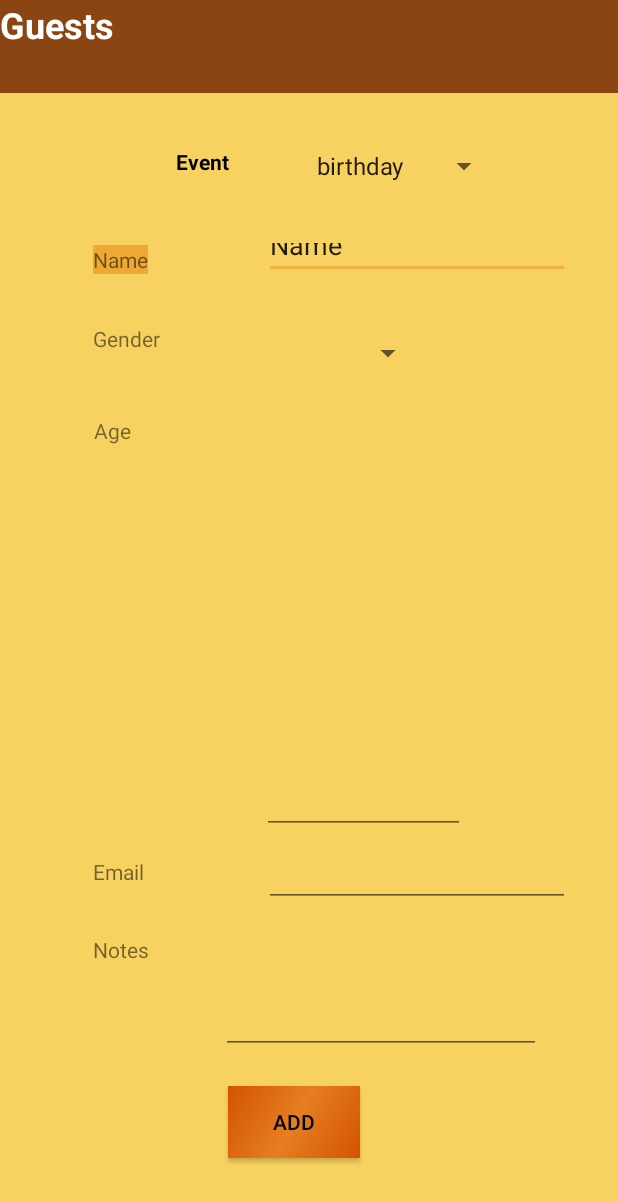
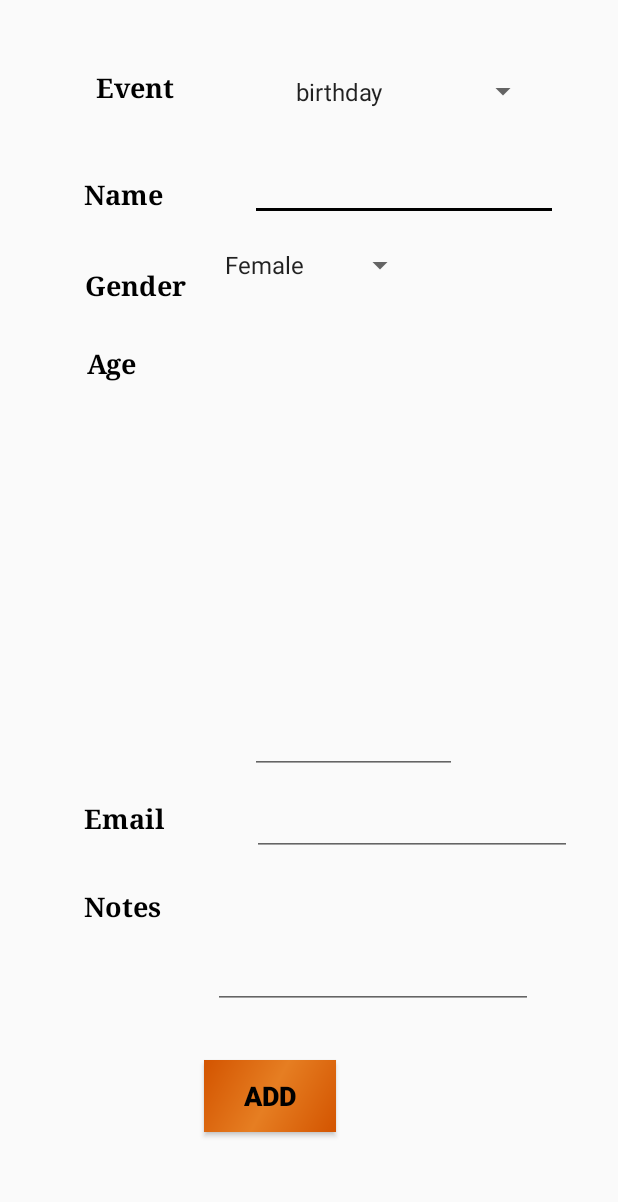
Before and after one commit to NaduniRanasinghe/Event-Planner, an Android app: the layout add_guest.xml on its own in the app's theme, with its tools: preview values and no code run, on a phone screen of 412 x 824 dp. Shown: the top 1202 px of the screen. Run offline under Robolectric (Android 15) with nearby library versions, the phone set to English and light mode, and no system bars.

Commit message:
Modified Guests files

```diff
--- a/app/src/main/res/layout/add_guest.xml
+++ b/app/src/main/res/layout/add_guest.xml
@@ -1,8 +1,9 @@
 <?xml version="1.0" encoding="utf-8"?>
 <RelativeLayout xmlns:android="http://schemas.android.com/apk/res/android"
+    xmlns:app="http://schemas.android.com/apk/res-auto"
     android:layout_width="match_parent"
     android:layout_height="match_parent"
-    android:background="@color/colorBackground">
+    android:backgroundTint="@color/colorBackground">
 
 
     <TextView
@@ -12,12 +13,15 @@
         android:layout_alignParentStart="true"
         android:layout_alignParentLeft="true"
         android:layout_alignParentTop="true"
-        android:layout_marginStart="62dp"
-        android:layout_marginLeft="62dp"
-        android:layout_marginTop="163dp"
+        android:layout_marginStart="56dp"
+        android:layout_marginLeft="56dp"
+        android:layout_marginTop="117dp"
         android:layout_weight="1"
-        android:background="@color/colorPrimaryDark"
-        android:text="Name" />
+        android:text="Name"
+        android:textColor="@color/colorBlack"
+        android:textSize="18sp"
+        android:textStyle="bold"
+        app:fontFamily="serif" />
 
     <TextView
         android:id="@+id/genderTextView"
@@ -26,10 +30,14 @@
         android:layout_alignEnd="@+id/nameTextView"
         android:layout_alignRight="@+id/nameTextView"
         android:layout_alignParentTop="true"
-        android:layout_marginTop="216dp"
-        android:layout_marginEnd="-8dp"
-        android:layout_marginRight="-8dp"
-        android:text="Gender" />
+        android:layout_marginTop="178dp"
+        android:layout_marginEnd="-15dp"
+        android:layout_marginRight="-15dp"
+        android:text="Gender"
+        android:textColor="@color/colorBlack"
+        android:textSize="18sp"
+        android:textStyle="bold"
+        app:fontFamily="serif" />
 
     <TextView
         android:id="@+id/ageTextView"
@@ -38,10 +46,14 @@
         android:layout_alignEnd="@+id/nameTextView"
         android:layout_alignRight="@+id/nameTextView"
         android:layout_alignParentTop="true"
-        android:layout_marginTop="277dp"
-        android:layout_marginEnd="11dp"
-        android:layout_marginRight="11dp"
-        android:text="Age" />
+        android:layout_marginTop="230dp"
+        android:layout_marginEnd="17dp"
+        android:layout_marginRight="17dp"
+        android:text="Age"
+        android:textColor="@color/colorBlack"
+        android:textSize="18sp"
+        android:textStyle="bold"
+        app:fontFamily="serif" />
 
     <TextView
         android:id="@+id/textView13"
@@ -52,8 +64,12 @@
         android:layout_alignParentBottom="true"
         android:layout_marginStart="0dp"
         android:layout_marginLeft="0dp"
-        android:layout_marginBottom="233dp"
-        android:text="Email" />
+        android:layout_marginBottom="266dp"
+        android:text="Email"
+        android:textColor="@color/colorBlack"
+        android:textSize="18sp"
+        android:textStyle="bold"
+        app:fontFamily="serif" />
 
     <TextView
         android:id="@+id/notesTextView"
@@ -64,8 +80,12 @@
         android:layout_alignParentBottom="true"
         android:layout_marginStart="0dp"
         android:layout_marginLeft="0dp"
-        android:layout_marginBottom="181dp"
-        android:text="Notes" />
+        android:layout_marginBottom="207dp"
+        android:text="Notes"
+        android:textColor="@color/colorBlack"
+        android:textSize="18sp"
+        android:textStyle="bold"
+        app:fontFamily="serif" />
 
     <Button
         android:id="@+id/guestAddBtn"
@@ -74,23 +94,14 @@
         android:layout_alignParentStart="true"
         android:layout_alignParentLeft="true"
         android:layout_alignParentBottom="true"
-        android:layout_marginStart="152dp"
-        android:layout_marginLeft="152dp"
-        android:layout_marginBottom="52dp"
+        android:layout_marginStart="136dp"
+        android:layout_marginLeft="136dp"
+        android:layout_marginBottom="69dp"
         android:background="@drawable/side_nav_bar"
         android:text="ADD"
-        android:textColor="@color/colorBlack" />
-
-    <include
-        layout="@layout/guests"
-        android:layout_width="match_parent"
-        android:layout_height="74dp"
-        android:layout_alignParentStart="true"
-        android:layout_alignParentLeft="true"
-        android:layout_alignParentTop="true"
-        android:layout_marginStart="0dp"
-        android:layout_marginLeft="0dp"
-        android:layout_marginTop="0dp" />
+        android:textColor="@color/colorBlack"
+        android:textSize="18sp"
+        android:textStyle="bold" />
 
     <TextView
         android:id="@+id/EventTextView"
@@ -99,38 +110,40 @@
         android:layout_alignStart="@+id/nameTextView"
         android:layout_alignLeft="@+id/nameTextView"
         android:layout_alignParentTop="true"
-        android:layout_marginStart="55dp"
-        android:layout_marginLeft="55dp"
-        android:layout_marginTop="98dp"
+        android:layout_marginStart="0dp"
+        android:layout_marginLeft="0dp"
+        android:layout_marginTop="46dp"
         android:text="Event"
+        android:textAlignment="center"
         android:textColor="@color/colorBlack"
-        android:textStyle="bold" />
+        android:textSize="18sp"
+        android:textStyle="bold"
+        app:fontFamily="serif" />
 
     <Spinner
         android:id="@+id/spinner3"
-        android:layout_width="130dp"
-        android:layout_height="41dp"
+        android:layout_width="170dp"
+        android:layout_height="39dp"
         android:layout_alignParentStart="true"
         android:layout_alignParentLeft="true"
         android:layout_alignParentTop="true"
-        android:layout_marginStart="203dp"
-        android:layout_marginLeft="203dp"
-        android:layout_marginTop="90dp"
+        android:layout_marginStart="189dp"
+        android:layout_marginLeft="189dp"
+        android:layout_marginTop="41dp"
         android:entries="@array/event_array" />
 
     <EditText
         android:id="@+id/guestName"
-        android:layout_width="204dp"
-        android:layout_height="34dp"
+        android:layout_width="205dp"
+        android:layout_height="wrap_content"
         android:layout_alignParentTop="true"
         android:layout_alignParentEnd="true"
         android:layout_alignParentRight="true"
-        android:layout_marginTop="152dp"
-        android:layout_marginEnd="32dp"
-        android:layout_marginRight="32dp"
+        android:layout_marginTop="102dp"
+        android:layout_marginEnd="40dp"
+        android:layout_marginRight="40dp"
         android:ems="10"
-        android:inputType="textPersonName"
-        android:text="Name" />
+        android:inputType="textPersonName" />
 
     <Spinner
         android:id="@+id/guestGender"
@@ -138,26 +151,36 @@
         android:layout_height="36dp"
         android:layout_alignTop="@+id/genderTextView"
         android:layout_alignParentStart="true"
-        android:layout_marginStart="147dp"
-        android:layout_marginTop="1dp" />
+        android:layout_alignParentLeft="true"
+        android:layout_marginStart="142dp"
+        android:layout_marginLeft="142dp"
+        android:layout_marginTop="-19dp"
+        android:entries="@array/gender_array"
+        android:prompt="@string/gender_prompt" />
 
     <EditText
         android:id="@+id/guestAge"
-        android:layout_width="135dp"
-        android:layout_height="34dp"
+        android:layout_width="138dp"
+        android:layout_height="wrap_content"
         android:layout_above="@+id/textView13"
         android:layout_alignEnd="@+id/guestName"
-        android:layout_marginEnd="70dp"
-        android:layout_marginBottom="15dp"
+        android:layout_alignRight="@+id/guestName"
+        android:layout_marginEnd="67dp"
+        android:layout_marginRight="67dp"
+        android:layout_marginBottom="17dp"
         android:ems="10"
         android:inputType="number" />
 
     <EditText
         android:id="@+id/gestEmail"
-        android:layout_width="204dp"
-        android:layout_height="33dp"
+        android:layout_width="wrap_content"
+        android:layout_height="wrap_content"
         android:layout_alignStart="@+id/guestName"
+        android:layout_alignLeft="@+id/guestName"
         android:layout_alignTop="@+id/textView13"
+        android:layout_marginStart="1dp"
+        android:layout_marginLeft="1dp"
+        android:layout_marginTop="-8dp"
         android:ems="10"
         android:inputType="textEmailAddress" />
 
@@ -166,8 +189,11 @@
         android:layout_width="wrap_content"
         android:layout_height="84dp"
         android:layout_alignStart="@+id/guestGender"
+        android:layout_alignLeft="@+id/guestGender"
         android:layout_alignParentBottom="true"
-        android:layout_marginBottom="121dp"
+        android:layout_marginStart="0dp"
+        android:layout_marginLeft="0dp"
+        android:layout_marginBottom="151dp"
         android:ems="10"
         android:inputType="textMultiLine" />
 
--- a/app/src/main/res/layout/guests.xml
+++ /dev/null
@@ -1,19 +0,0 @@
-<?xml version="1.0" encoding="utf-8"?>
-<FrameLayout xmlns:android="http://schemas.android.com/apk/res/android"
-    xmlns:app="http://schemas.android.com/apk/res-auto"
-    xmlns:tools="http://schemas.android.com/tools"
-    android:layout_width="match_parent"
-    android:layout_height="match_parent">
-
-    <TextView
-        android:id="@+id/GuestsView"
-        android:layout_width="match_parent"
-        android:layout_height="62dp"
-        android:text="Guests"
-        android:textColor="@color/colorwhite"
-        android:textSize="24sp"
-        android:textStyle="bold"
-        android:background="#8B4513"
-
-        />
-</FrameLayout>
--- a/app/src/main/res/values/colors.xml
+++ b/app/src/main/res/values/colors.xml
@@ -5,13 +5,14 @@
 
     <color name="colorBlack">#000000</color>
     <color name="colordarkgreen">	#006400</color>
-    <color name="colorwhite">#fff</color>
+    <color name="colorwhite">#ffffff</color>
 
 
     <color name="colorPrimary">#DC7633</color>
 
     <color name="colorPrimaryDark">#eea834</color>
-    <color name="colorAccent">#F5B041</color>
+    <color name="colorAccent">#000000</color>
+    <!--<color name="colorAccent">#F5B041</color>-->
     <color name="colorBackground">#f8d261</color>
 
 
--- a/app/src/main/res/values/drawables.xml
+++ b/app/src/main/res/values/drawables.xml
@@ -5,4 +5,5 @@
     <item name="ic_menu_manage" type="drawable">@android:drawable/ic_menu_manage</item>
     <item name="ic_menu_share" type="drawable">@android:drawable/ic_menu_share</item>
     <item name="ic_menu_send" type="drawable">@android:drawable/ic_menu_send</item>
+
 </resources>
--- a/app/src/main/res/values/strings.xml
+++ b/app/src/main/res/values/strings.xml
@@ -46,4 +46,10 @@
         <item>Wedding</item>
         <item>Party</item>
     </string-array>
+
+    <string name="gender">Gender</string>
+    <string-array name="gender_array">
+        <item>Female</item>
+        <item>Male</item>
+    </string-array>
 </resources>
```
Also changed, not shown: app/src/main/java/com/projects/naduni/eventplanner/AddGuest.java (+10 -4 lines), app/src/main/java/com/projects/naduni/eventplanner/GuestsView.java (+21 -13 lines), app/src/main/java/com/projects/naduni/eventplanner/TodoListView.java (+0 -13 lines), app/src/main/res/drawable/ic_home_black_24dp.xml (added, +9 -0 lines), app/src/main/res/drawable/ic_menu_budget.xml (added, +9 -0 lines), app/src/main/res/drawable/ic_menu_event.xml (added, +9 -0 lines), app/src/main/res/drawable/ic_menu_guests.xml (added, +9 -0 lines), app/src/main/res/drawable/ic_menu_shopping.xml (added, +9 -0 lines), app/src/main/res/drawable/ic_menu_todo.xml (added, +9 -0 lines), app/src/main/res/layout/guestsview.xml (+5 -28 lines), app/src/main/res/menu/activity_main_drawer.xml (+14 -6 lines).
